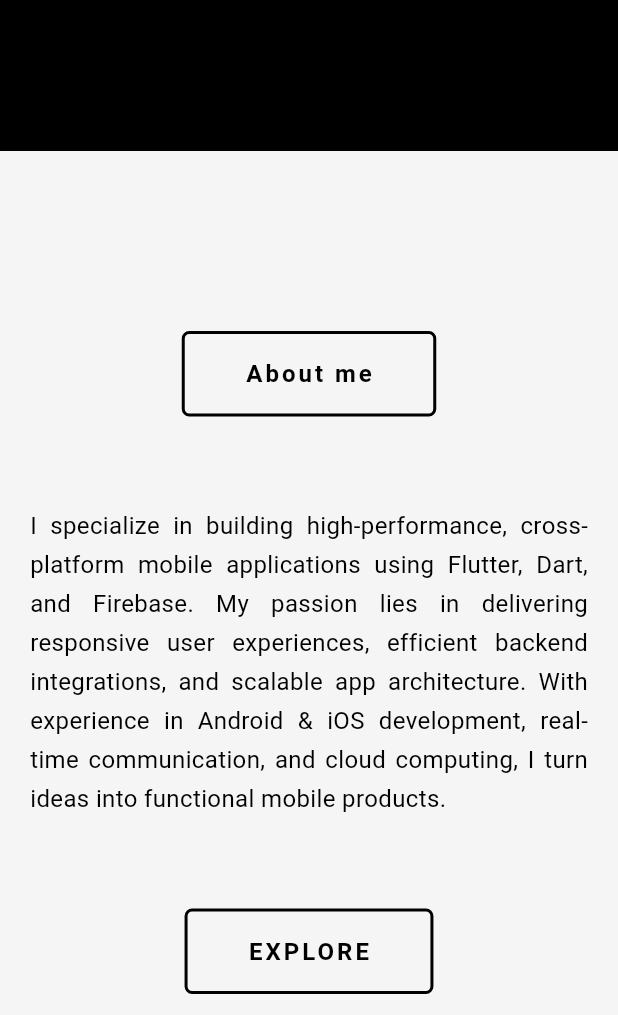
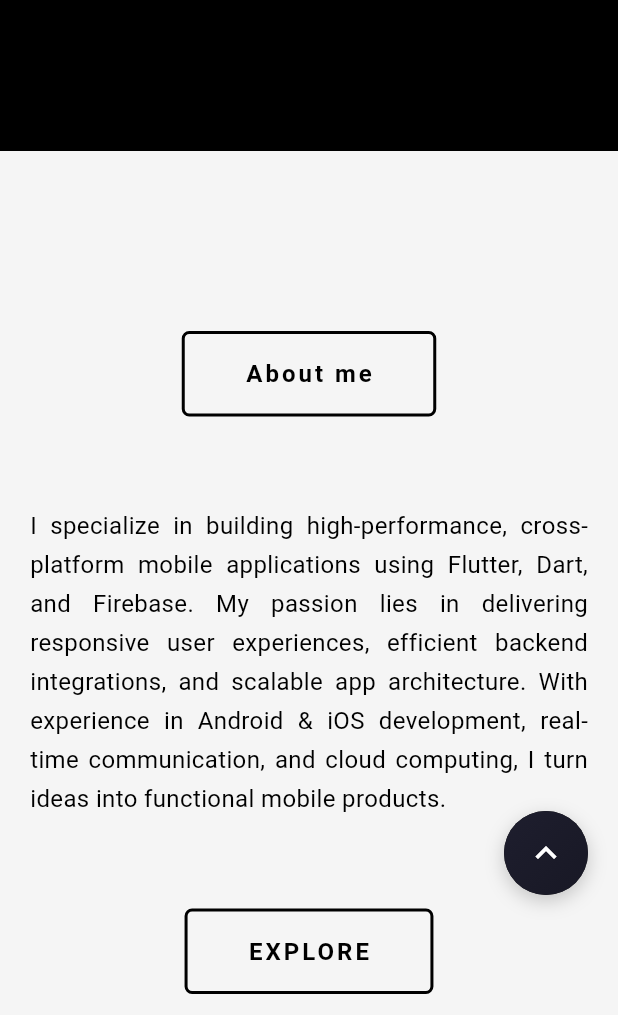
Before and after one commit to hamza-jadoon/hamza_portfolio_app, a Flutter app: the screen it shows after launch, scrolled down 576 dp, on a phone screen of 412 x 824 dp, the part 221-1236 px from its top. Run offline on Flutter 3.47's test engine with Material 3 defaults, Android fonts, the light colour scheme and no system bars; our stand-ins replace flutter_svg.

Commit message:
update ui

```diff
--- /dev/null
+++ b/lib/core/constants/app_links.dart
@@ -0,0 +1,7 @@
+class AppLinks {
+  // static const String portfolio = "https://hamza-portfolio.com";
+  static const String github = "https://github.com/hamza-jadoon";
+  static const String linkedin = "https://www.linkedin.com/in/hamza-jadoon-6836a62a3/";
+  static const String email = "mailto:Hamzajadoon365@gmail.com";
+  // static const String whatsapp = "https://wa.me/923001234567";
+}
--- a/lib/features/home/presentation/pages/portfolio_page.dart
+++ b/lib/features/home/presentation/pages/portfolio_page.dart
@@ -1,4 +1,3 @@
-// lib/core/views/main_portfolio_page.dart
 import 'package:flutter/material.dart';
 import 'package:flutter/services.dart';
 import 'package:hamza_portfolio_app/core/constants/app_colors.dart';
@@ -9,7 +8,6 @@ import 'package:hamza_portfolio_app/features/portfolio/presentation/module/portf
 import 'package:hamza_portfolio_app/features/portfolio/presentation/pages/sections/about_section.dart';
 import 'package:hamza_portfolio_app/features/portfolio/presentation/pages/sections/skills_section..dart';
 import 'package:hamza_portfolio_app/features/portfolio/presentation/widgets/navigation/portfolio_navigation_bar.dart';
-
 
 class MainPortfolioPage extends StatefulWidget {
   const MainPortfolioPage({Key? key}) : super(key: key);
@@ -24,8 +22,10 @@ class _MainPortfolioPageState extends State<MainPortfolioPage>
   // Animation Controllers
   late AnimationController _fadeController;
   late AnimationController _slideController;
+  late AnimationController _scrollToTopController;
   late Animation<double> _fadeAnimation;
   late Animation<Offset> _slideAnimation;
+  late Animation<double> _scrollToTopAnimation;
 
   // Navigation Controllers
   late ScrollController _scrollController;
@@ -34,6 +34,7 @@ class _MainPortfolioPageState extends State<MainPortfolioPage>
   int _currentSection = 0;
   bool _isScrolled = false;
   bool _isDisposed = false;
+  bool _showScrollToTop = false; // New variable for scroll-to-top visibility
 
   // Global Keys for each section
   final GlobalKey _homeKey = GlobalKey();
@@ -61,6 +62,12 @@ class _MainPortfolioPageState extends State<MainPortfolioPage>
       vsync: this,
     );
 
+    // Scroll-to-top animation controller
+    _scrollToTopController = AnimationController(
+      duration: const Duration(milliseconds: 300),
+      vsync: this,
+    );
+
     _scrollController = ScrollController();
   }
 
@@ -80,13 +87,39 @@ class _MainPortfolioPageState extends State<MainPortfolioPage>
       parent: _slideController,
       curve: Curves.easeOutCubic,
     ));
+
+    // Scroll-to-top animation
+    _scrollToTopAnimation = Tween<double>(
+      begin: 0.0,
+      end: 1.0,
+    ).animate(CurvedAnimation(
+      parent: _scrollToTopController,
+      curve: Curves.easeInOut,
+    ));
   }
 
   void _setupScrollListener() {
     _scrollController.addListener(() {
-      if (!_isDisposed && mounted) { // Added mounted check
+      if (!_isDisposed && mounted) {
+        final scrollOffset = _scrollController.offset;
+        final maxScrollExtent = _scrollController.position.maxScrollExtent;
+
         setState(() {
-          _isScrolled = _scrollController.offset > 50;
+          _isScrolled = scrollOffset > 50;
+
+          // Show scroll-to-top button when user scrolls down significantly
+          // or when near the end of the page
+          bool shouldShow = scrollOffset > 200 ||
+              (maxScrollExtent > 0 && scrollOffset > maxScrollExtent * 0.3);
+
+          if (_showScrollToTop != shouldShow) {
+            _showScrollToTop = shouldShow;
+            if (_showScrollToTop) {
+              _scrollToTopController.forward();
+            } else {
+              _scrollToTopController.reverse();
+            }
+          }
         });
         _updateCurrentSection();
       }
@@ -94,7 +127,7 @@ class _MainPortfolioPageState extends State<MainPortfolioPage>
   }
 
   void _updateCurrentSection() {
-    if (!mounted) return; // Safety check
+    if (!mounted) return;
 
     final scrollOffset = _scrollController.offset;
     final screenHeight = MediaQuery.of(context).size.height;
@@ -130,11 +163,25 @@ class _MainPortfolioPageState extends State<MainPortfolioPage>
     });
   }
 
+  // Scroll to top method
+  void _scrollToTop() {
+    if (_isDisposed || !mounted) return;
+
+    HapticFeedback.mediumImpact();
+
+    _scrollController.animateTo(
+      0,
+      duration: const Duration(milliseconds: 800),
+      curve: Curves.easeOutCubic,
+    );
+  }
+
   @override
   void dispose() {
     _isDisposed = true;
     _fadeController.dispose();
     _slideController.dispose();
+    _scrollToTopController.dispose();
     _scrollController.dispose();
     super.dispose();
   }
@@ -179,6 +226,7 @@ class _MainPortfolioPageState extends State<MainPortfolioPage>
         children: [
           _buildScrollView(),
           _buildNavigationBar(),
+          _buildScrollToTopButton(), // Add scroll-to-top button
         ],
       ),
     );
@@ -214,11 +262,11 @@ class _MainPortfolioPageState extends State<MainPortfolioPage>
             child: const SkillsPage(),
           ),
 
-          // Portfolio Section - FIXED: Using PortfolioModule instead of PortfolioSection
+          // Portfolio Section
           SizedBox(
             key: _portfolioKey,
             height: MediaQuery.of(context).size.height,
-            child: const PortfolioModule(), // ✅ This includes all providers
+            child: const PortfolioModule(),
           ),
         ],
       ),
@@ -233,4 +281,63 @@ class _MainPortfolioPageState extends State<MainPortfolioPage>
       isDesktopLayout: ResponsiveHelper.isDesktop(context),
     );
   }
+
+  // Scroll-to-top button widget
+  Widget _buildScrollToTopButton() {
+    return Positioned(
+      right: ResponsiveHelper.isDesktop(context) ? 30 : 20,
+      bottom: ResponsiveHelper.isDesktop(context) ? 30 : 80, // Higher on mobile to avoid navigation
+      child: AnimatedBuilder(
+        animation: _scrollToTopAnimation,
+        builder: (context, child) {
+          return Transform.scale(
+            scale: _scrollToTopAnimation.value,
+            child: Opacity(
+              opacity: _scrollToTopAnimation.value,
+              child: Container(
+                decoration: BoxDecoration(
+                  color: Theme.of(context).primaryColor,
+                  shape: BoxShape.circle,
+                  boxShadow: [
+                    BoxShadow(
+                      color: Colors.black.withOpacity(0.2),
+                      blurRadius: 10,
+                      offset: const Offset(0, 4),
+                    ),
+                  ],
+                ),
+                child: Material(
+                  color: Colors.transparent,
+                  child: InkWell(
+                    borderRadius: BorderRadius.circular(28),
+                    onTap: _scrollToTop,
+                    child: Container(
+                      width: 56,
+                      height: 56,
+                      decoration: BoxDecoration(
+                        shape: BoxShape.circle,
+                        gradient: LinearGradient(
+                          colors: [
+                            AppColors.primaryColor,
+                            AppColors.primaryColor.withOpacity(0.8),
+                          ],
+                          begin: Alignment.topLeft,
+                          end: Alignment.bottomRight,
+                        ),
+                      ),
+                      child: const Icon(
+                        Icons.keyboard_arrow_up,
+                        color: Colors.white,
+                        size: 28,
+                      ),
+                    ),
+                  ),
+                ),
+              ),
+            ),
+          );
+        },
+      ),
+    );
+  }
 }
```
Also changed, not shown: lib/features/home/presentation/pages/home_page.dart (+4 -5 lines).
